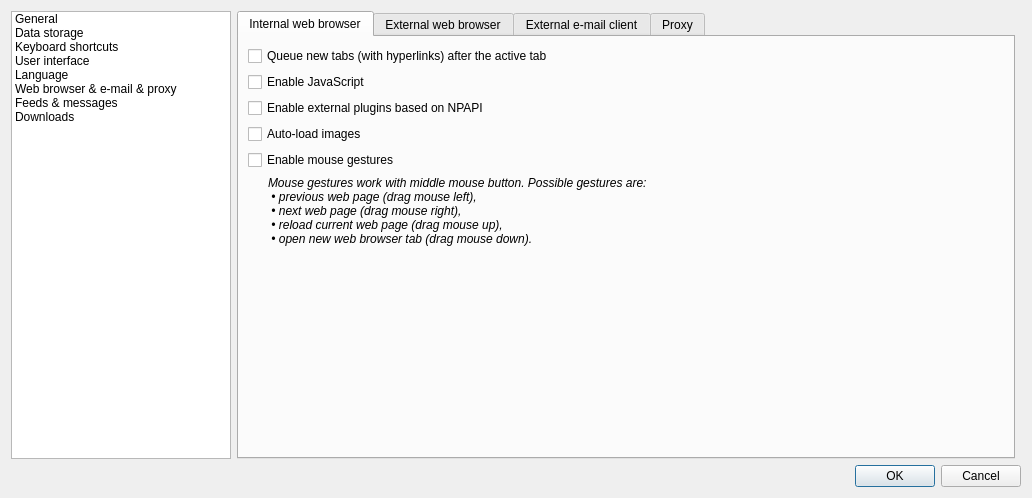
Qt form src/gui/dialogs/formsettings.ui (martinrotter/rssguard) before a commit.
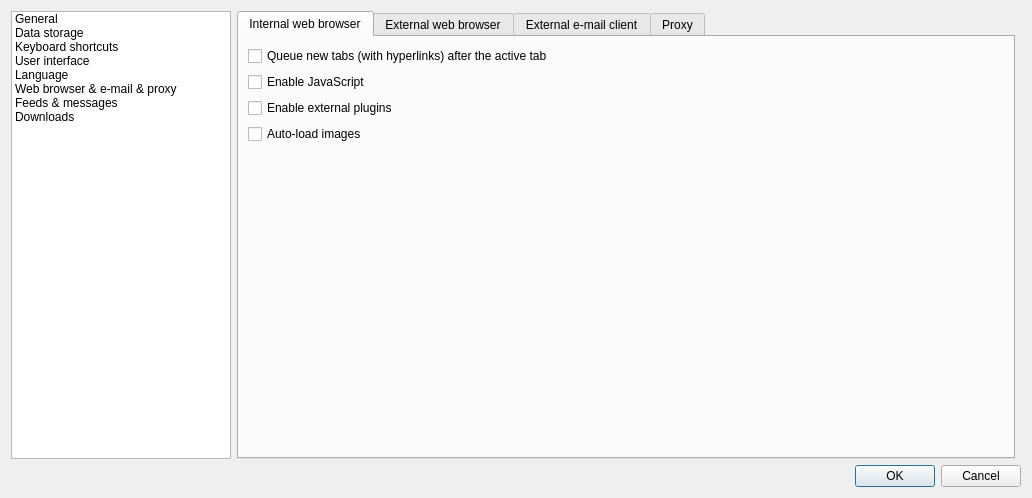
The same form after that commit. The open tabs and pages were chosen to show the change. Custom widgets are drawn as their Qt base class.

```diff
--- a/src/gui/dialogs/formsettings.ui
+++ b/src/gui/dialogs/formsettings.ui
@@ -913,7 +913,7 @@
            <item row="2" column="0">
             <widget class="QCheckBox" name="m_checkEnablePlugins">
              <property name="text">
-              <string>Enable external plugins based on NPAPI</string>
+              <string>Enable external plugins</string>
              </property>
             </widget>
            </item>
@@ -924,32 +924,6 @@
              </property>
             </widget>
            </item>
-           <item row="4" column="0" colspan="2">
-            <widget class="QCheckBox" name="m_checkMouseGestures">
-             <property name="text">
-              <string>Enable mouse gestures</string>
-             </property>
-            </widget>
-           </item>
-           <item row="5" column="0" colspan="2">
-            <widget class="QLabel" name="m_lblMouseGestures">
-             <property name="font">
-              <font>
-               <italic>true</italic>
-              </font>
-             </property>
-             <property name="text">
-              <string>Mouse gestures work with middle mouse button. Possible gestures are:
- • previous web page (drag mouse left),
- • next web page (drag mouse right),
- • reload current web page (drag mouse up),
- • open new web browser tab (drag mouse down).</string>
-             </property>
-             <property name="indent">
-              <number>20</number>
-             </property>
-            </widget>
-           </item>
           </layout>
          </widget>
          <widget class="QWidget" name="m_tabExternalBrowser">
```
Left out of the diff: 5 changed lines with no effect on the pictures.
